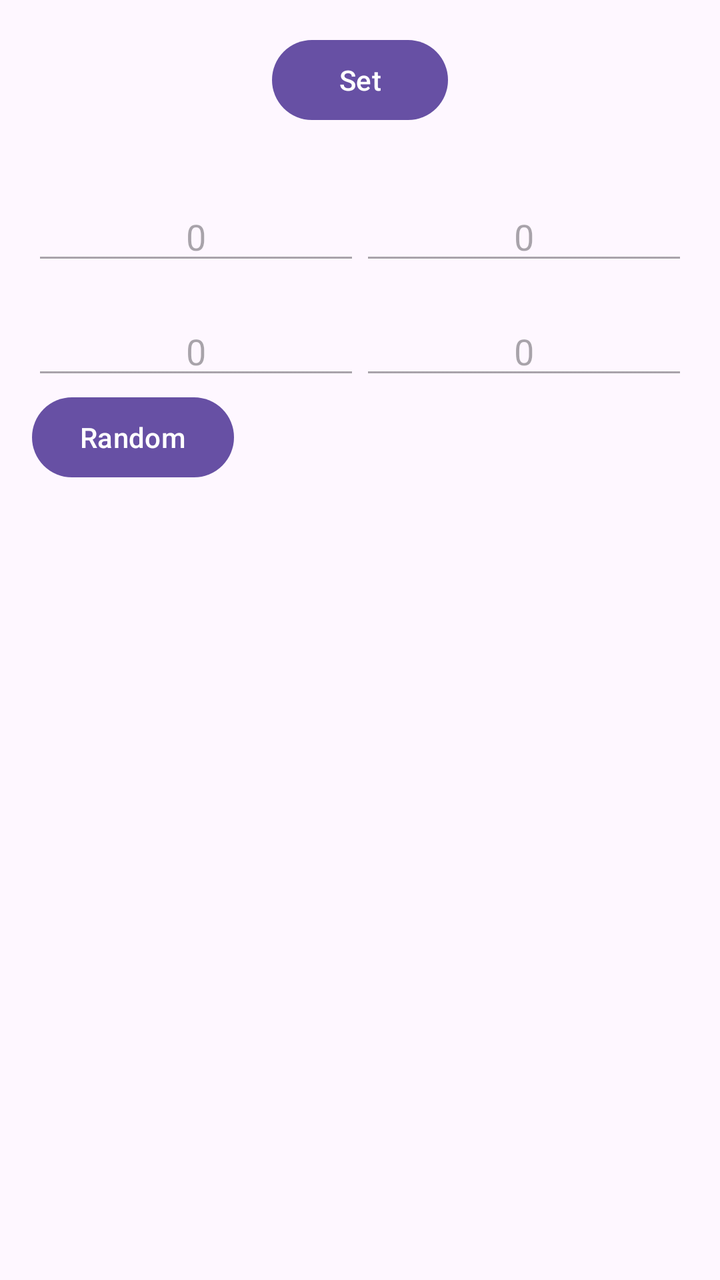
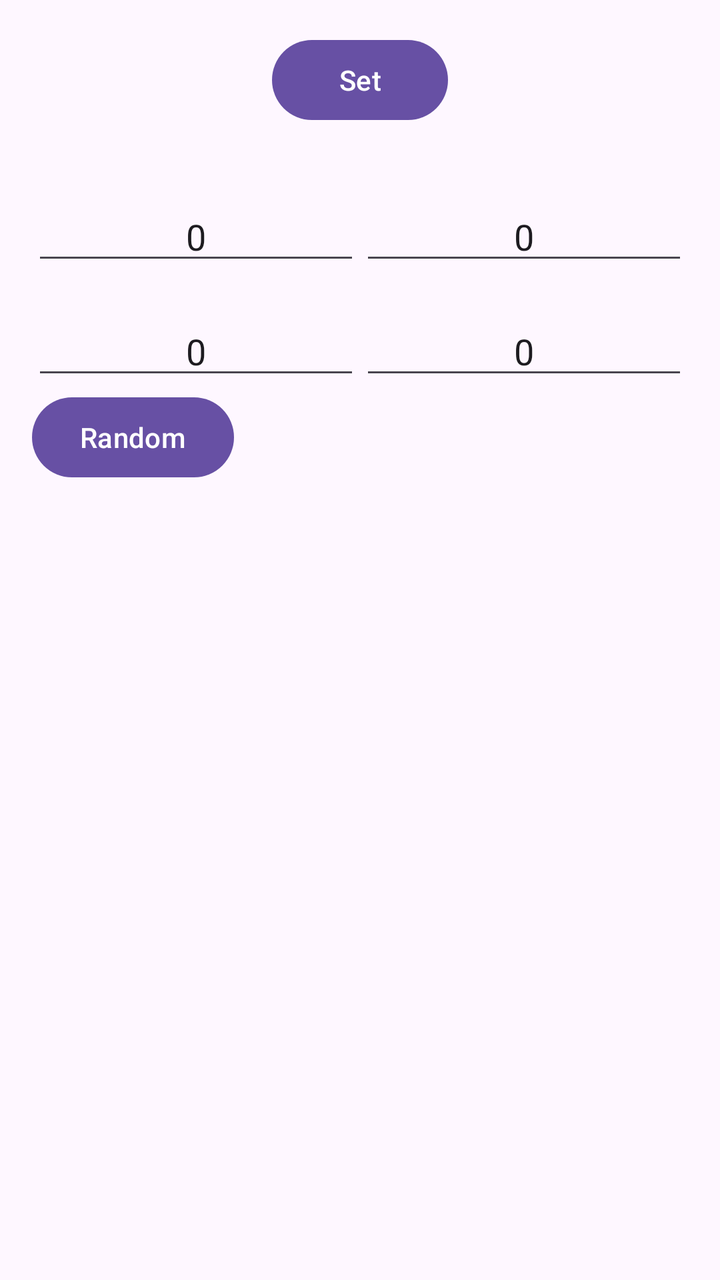

The first picture is an Android layout as it rendered before a commit; the second is the same layout after the commit. The layout source and the unified diff follow.
<!-- AndroidManifest.xml: application theme Theme.PracticalTest01Var07 -->
<!-- res/layout/activity_practical_test01_var07_main.xml -->
<?xml version="1.0" encoding="utf-8"?>
<androidx.constraintlayout.widget.ConstraintLayout xmlns:android="http://schemas.android.com/apk/res/android"
    xmlns:app="http://schemas.android.com/apk/res-auto"
    xmlns:tools="http://schemas.android.com/tools"
    android:id="@+id/main"
    android:layout_width="match_parent"
    android:layout_height="match_parent"
    tools:context=".PracticalTest01Var07MainActivity">



    <LinearLayout xmlns:android="http://schemas.android.com/apk/res/android"
        android:layout_width="match_parent"
        android:layout_height="match_parent"
        android:orientation="vertical"
        android:fitsSystemWindows="true"
        android:padding="16dp">

        <Button
            android:id="@+id/navigate_button"
            android:layout_width="wrap_content"
            android:layout_height="wrap_content"
            android:layout_gravity="center"
            android:layout_marginBottom="32dp"
            android:text="Set" />

        <LinearLayout
            android:layout_width="match_parent"
            android:layout_height="wrap_content"
            android:orientation="horizontal"
            android:weightSum="2">

            <EditText
                android:id="@+id/top_left_text"
                android:layout_width="0dp"
                android:layout_height="wrap_content"
                android:layout_weight="1"
                android:enabled="false"
                android:gravity="center"
                android:saveEnabled="false"
                android:text="0" />

            <EditText
                android:id="@+id/top_right_text"
                android:layout_width="0dp"
                android:layout_height="wrap_content"
                android:layout_weight="1"
                android:enabled="false"
                android:gravity="center"
                android:saveEnabled="false"
                android:text="0" />
        </LinearLayout>

        <LinearLayout
            android:layout_width="match_parent"
            android:layout_height="wrap_content"
            android:layout_marginTop="16dp"
            android:orientation="horizontal"
            android:weightSum="2">

            <LinearLayout
                android:layout_width="match_parent"
                android:layout_height="wrap_content"
                android:orientation="horizontal"
                android:weightSum="2">

                <EditText
                    android:id="@+id/bot_left_text"
                    android:layout_width="0dp"
                    android:layout_height="wrap_content"
                    android:layout_weight="1"
                    android:enabled="false"
                    android:gravity="center"
                    android:saveEnabled="false"
                    android:text="0" />

                <EditText
                    android:id="@+id/bot_right_text"
                    android:layout_width="0dp"
                    android:layout_height="wrap_content"
                    android:layout_weight="1"
                    android:enabled="false"
                    android:gravity="center"
                    android:saveEnabled="false"
                    android:text="0" />
            </LinearLayout>
        </LinearLayout>

        <Button
            android:id="@+id/random_button"
            android:layout_width="wrap_content"
            android:layout_height="wrap_content"
            android:layout_gravity="start"
            android:layout_marginBottom="32dp"
            android:text="Random"/>

    </LinearLayout>

</androidx.constraintlayout.widget.ConstraintLayout>
<!-- resources referenced by this layout -->
<resources>
  <style name="Theme.PracticalTest01Var07" parent="Base.Theme.PracticalTest01Var07" />
  <style name="Base.Theme.PracticalTest01Var07" parent="Theme.Material3.DayNight.NoActionBar">
          
          
      </style>
</resources>

<!-- the commit's change to res/layout/activity_practical_test01_var07_main.xml (unified diff, before → after) -->
@@ -35,7 +35,7 @@
                 android:layout_width="0dp"
                 android:layout_height="wrap_content"
                 android:layout_weight="1"
-                android:enabled="false"
+                android:inputType="number"
                 android:gravity="center"
                 android:saveEnabled="false"
                 android:text="0" />
@@ -45,7 +45,7 @@
                 android:layout_width="0dp"
                 android:layout_height="wrap_content"
                 android:layout_weight="1"
-                android:enabled="false"
+                android:inputType="number"
                 android:gravity="center"
                 android:saveEnabled="false"
                 android:text="0" />
@@ -69,7 +69,7 @@
                     android:layout_width="0dp"
                     android:layout_height="wrap_content"
                     android:layout_weight="1"
-                    android:enabled="false"
+                    android:inputType="number"
                     android:gravity="center"
                     android:saveEnabled="false"
                     android:text="0" />
@@ -79,7 +79,7 @@
                     android:layout_width="0dp"
                     android:layout_height="wrap_content"
                     android:layout_weight="1"
-                    android:enabled="false"
+                    android:inputType="number"
                     android:gravity="center"
                     android:saveEnabled="false"
                     android:text="0" />
